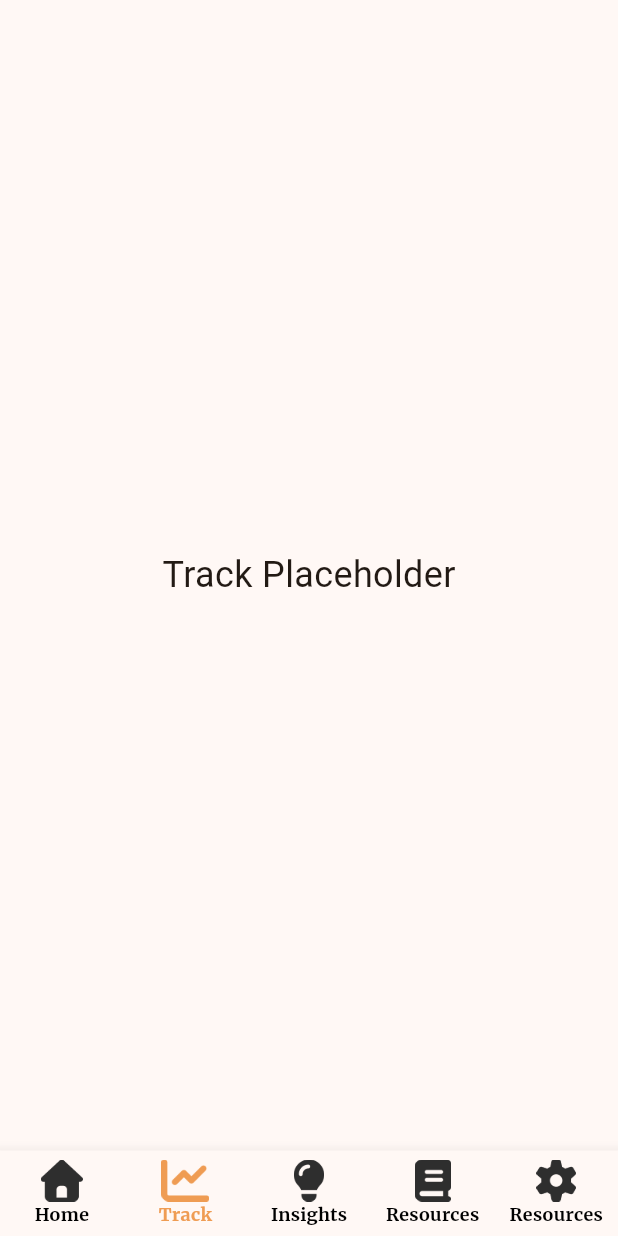
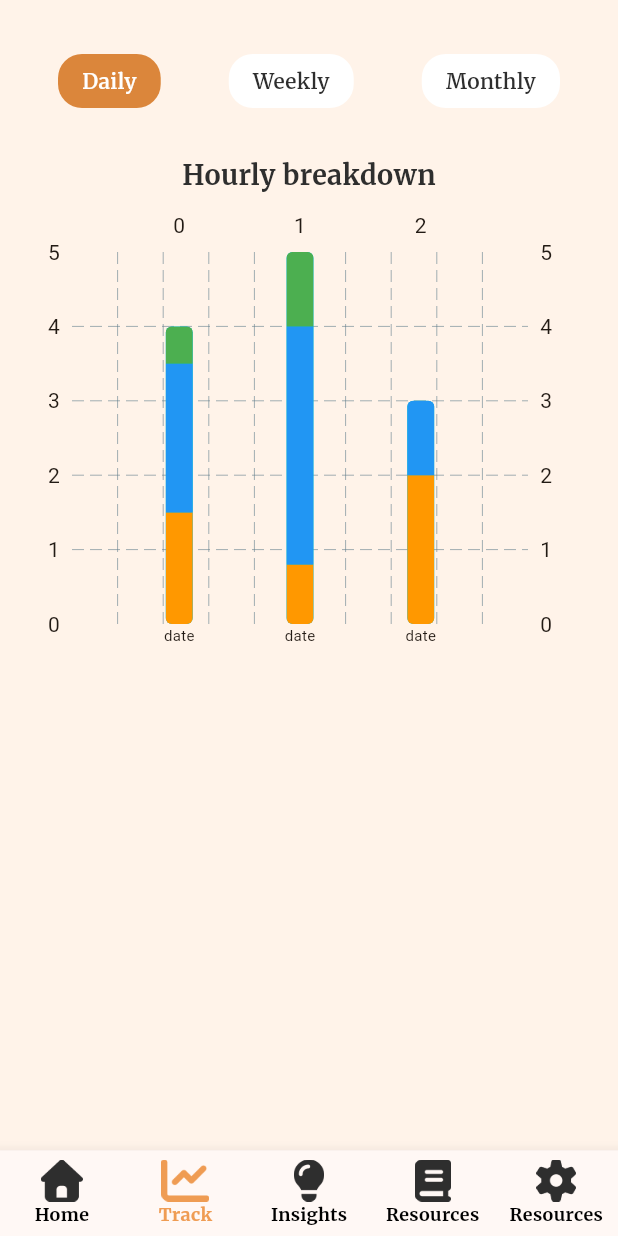
Before and after one commit to Kyle-Burdett/mindflow, a Flutter app: the screen it shows after launch, item 2 of the bottom bar chosen, on a phone screen of 412 x 824 dp. Run offline on Flutter 3.47's test engine with Material 3 defaults, Android fonts, the phone set to English and light mode, and no system bars; drawn by our look-alikes of fl_chart; our stand-ins replace go_router.

```diff
--- a/lib/home-nav.dart
+++ b/lib/home-nav.dart
@@ -1,4 +1,5 @@
 import 'package:flutter/material.dart';
+import 'package:mindflow/track.dart';
 
 class MainHomeScreen extends StatefulWidget {
   const MainHomeScreen({super.key});
@@ -52,14 +53,7 @@ class _MainHomeScreenState extends State<MainHomeScreen> {
         ),
       ),
     ),
-    Center(
-      child: Text(
-        'Track Placeholder',
-        style: TextStyle(
-          fontSize: 24,
-        ),
-      ),
-    ),
+    TrackScreen(),
     Center(
       child: Text(
         'Insights Placeholder',
@@ -99,7 +93,7 @@ class _MainHomeScreenState extends State<MainHomeScreen> {
             _currentIndex = value;
           });
         },
-        // Styling
+        // Bottom nav bar Styling
         showUnselectedLabels: true,
         selectedItemColor: Color(0xFFEF9C53),
         unselectedItemColor: Colors.black,
--- /dev/null
+++ b/lib/track.dart
@@ -0,0 +1,176 @@
+import 'package:flutter/material.dart';
+import 'package:fl_chart/fl_chart.dart';
+
+class ActivityData {
+  final DateTime date;
+  final double runningHours;
+  final double codingHours;
+  final double readingHours;
+
+  ActivityData(this.date, this.runningHours, this.codingHours, this.readingHours);
+}
+
+class TrackScreen extends StatefulWidget {
+  const TrackScreen({super.key});
+
+  @override
+  State<TrackScreen> createState() => _TrackScreenState();
+}
+
+class _TrackScreenState extends State<TrackScreen> {
+
+  String trackView = 'daily';
+
+  final activityData = [
+    ActivityData(DateTime(2025, 10, 1), 1.5, 2.0, 0.5),
+    ActivityData(DateTime(2025, 10, 2), 0.8, 3.2, 1.0),
+    ActivityData(DateTime(2025, 10, 3), 2.0, 1.0, 0.0),
+  ];
+
+  @override
+  Widget build(BuildContext context) {
+    return SafeArea(
+      child: Scaffold(
+        backgroundColor: Color(0xFFFFF3E9),
+        body: Padding(
+          padding: const EdgeInsets.symmetric(horizontal: 16),
+          child: SingleChildScrollView(
+            child: Column(
+              crossAxisAlignment: CrossAxisAlignment.center,
+              children: [
+                SizedBox(height: 36),
+                Row(
+                  mainAxisAlignment: MainAxisAlignment.spaceAround,
+                  crossAxisAlignment: CrossAxisAlignment.center,
+                  children: [
+                    GestureDetector(
+                      onTap: () => setState(() => trackView = 'daily'),
+                      child: Container(
+                        padding: EdgeInsets.symmetric(vertical: 8, horizontal: 16),
+                        decoration: BoxDecoration(
+                          color: trackView == 'daily' ? Color(0xFFDB863B) : Colors.white,
+                          borderRadius: BorderRadius.circular(16),
+                        ),
+                        child: Text(
+                          'Daily',
+                          style: TextStyle(
+                            fontFamily: "merriweather",
+                            fontSize: 14,
+                            fontWeight: FontWeight.w600,
+                            color: trackView == 'daily' ? Colors.white : Color(0xFF2E2E2E),
+                          ),
+                        ),
+                      ),
+                    ),
+                    GestureDetector(
+                      onTap: () => setState(() => trackView = 'weekly'),
+                      child: Container(
+                        padding: EdgeInsets.symmetric(vertical: 8, horizontal: 16),
+                        decoration: BoxDecoration(
+                          color: trackView == 'weekly' ? Color(0xFFDB863B) : Colors.white,
+                          borderRadius: BorderRadius.circular(16),
+                        ),
+                        child: Text(
+                          'Weekly',
+                          style: TextStyle(
+                            fontFamily: "merriweather",
+                            fontSize: 14,
+                            fontWeight: FontWeight.w600,
+                            color: trackView == 'weekly' ? Colors.white : Color(0xFF2E2E2E),
+                          ),
+                        ),
+                      ),
+                    ),
+                    GestureDetector(
+                      onTap: () => setState(() => trackView = 'monthly'),
+                      child: Container(
+                        padding: EdgeInsets.symmetric(vertical: 8, horizontal: 16),
+                        decoration: BoxDecoration(
+                          color: trackView == 'monthly' ? Color(0xFFDB863B) : Colors.white,
+                          borderRadius: BorderRadius.circular(16),
+                        ),
+                        child: Text(
+                          'Monthly',
+                          style: TextStyle(
+                            fontFamily: "merriweather",
+                            fontSize: 14,
+                            fontWeight: FontWeight.w600,
+                            color: trackView == 'monthly' ? Colors.white : Color(0xFF2E2E2E),
+                          ),
+                        ),
+                      ),
+                    ),
+                  ],
+                ),
+                SizedBox(height: 32),
+                Text(
+                  'Hourly breakdown',
+                  style: TextStyle(
+                    fontFamily: "merriweather",
+                    fontSize: 18,
+                    fontWeight: FontWeight.w700,
+                    color: Color(0xFF2E2E2E),
+                  ),
+                ),
+                SizedBox(height: 8),
+                SizedBox(
+                  height: 300,
+                  child: BarChart(
+                    BarChartData(
+                      barTouchData: BarTouchData(enabled: true),
+                      gridData: FlGridData(show: true),
+                      titlesData: FlTitlesData(
+                        bottomTitles: AxisTitles(
+                          sideTitles: SideTitles(
+                            showTitles: true,
+                            getTitlesWidget: (value, meta) {
+                              final index = value.toInt();
+                              if (index < 0 || index >= activityData.length) return const SizedBox.shrink();
+                              final date = activityData[index].date;
+                              return Text(
+                                'date',
+                                style: const TextStyle(fontSize: 10),
+                              );
+                            },
+                          ),
+                        ),
+                        leftTitles: AxisTitles(
+                          sideTitles: SideTitles(showTitles: true, reservedSize: 32),
+                        ),
+                      ),
+                      borderData: FlBorderData(show: false),
+                      barGroups: activityData.asMap().entries.map((entry) {
+                        final index = entry.key;
+                        final d = entry.value;
+
+                        return BarChartGroupData(
+                          x: index,
+                          barRods: [
+                            BarChartRodData(
+                              toY: d.runningHours + d.codingHours + d.readingHours,
+                              rodStackItems: [
+                                BarChartRodStackItem(0, d.runningHours, Colors.orange),
+                                BarChartRodStackItem(d.runningHours, d.runningHours + d.codingHours, Colors.blue),
+                                BarChartRodStackItem(
+                                  d.runningHours + d.codingHours,
+                                  d.runningHours + d.codingHours + d.readingHours,
+                                  Colors.green,
+                                ),
+                              ],
+                              borderRadius: BorderRadius.circular(4),
+                              width: 18,
+                            ),
+                          ],
+                        );
+                      }).toList(),
+                    ),
+                  ),
+                )
+              ],
+            ),
+          ),
+        ),
+      ),
+    );
+  }
+}
--- a/pubspec.yaml
+++ b/pubspec.yaml
@@ -12,7 +12,7 @@ dependencies:
   provider: ^6.1.5+1
   get_it: ^8.2.0
   go_router: ^16.2.4
-  fl_chart: ^1.1.1
+  fl_chart: ^1.1.0
 
   cupertino_icons: ^1.0.8
 
```
Also changed, not shown: 1 other file.
